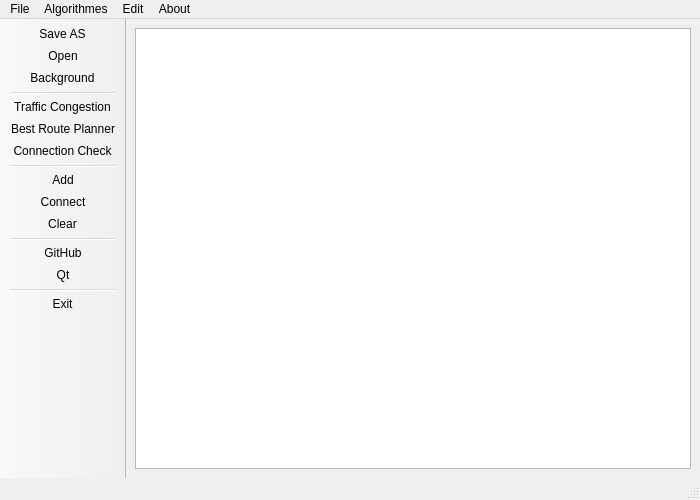
VladosYetti/CourseWork-TrafficLights-KNT-119, file mainwindow.ui: the form before one commit.
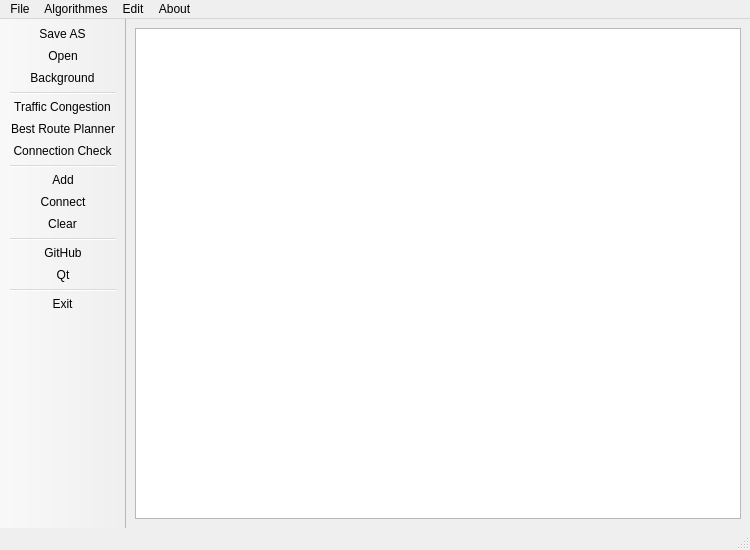
The form after the commit. Icons and pictures are not drawn.

The edit to the form file:
```diff
--- a/mainwindow.ui
+++ b/mainwindow.ui
@@ -6,20 +6,20 @@
    <rect>
     <x>0</x>
     <y>0</y>
-    <width>700</width>
-    <height>500</height>
+    <width>750</width>
+    <height>550</height>
    </rect>
   </property>
   <property name="minimumSize">
    <size>
-    <width>700</width>
-    <height>500</height>
+    <width>750</width>
+    <height>550</height>
    </size>
   </property>
   <property name="maximumSize">
    <size>
-    <width>750</width>
-    <height>550</height>
+    <width>800</width>
+    <height>600</height>
    </size>
   </property>
   <property name="windowTitle">
@@ -37,7 +37,7 @@
     <rect>
      <x>0</x>
      <y>0</y>
-     <width>700</width>
+     <width>750</width>
      <height>21</height>
     </rect>
    </property>
```
